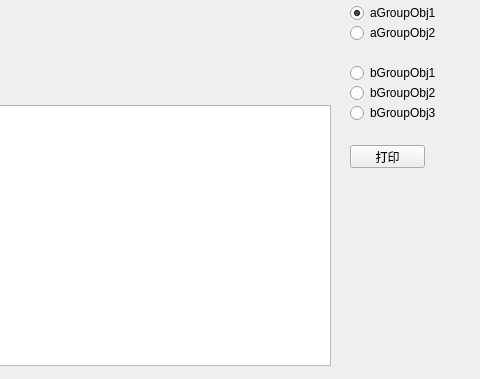
Above: QtGuiApplicationTest/QtGuiApplicationTest/MainTabPageFirst.ui from xautshuanglong/QtLearningRepository before the change; both pictures show x 320 to 800 and y 125 to 504 of the 800 by 504 pixel window. Below: the same form after it.
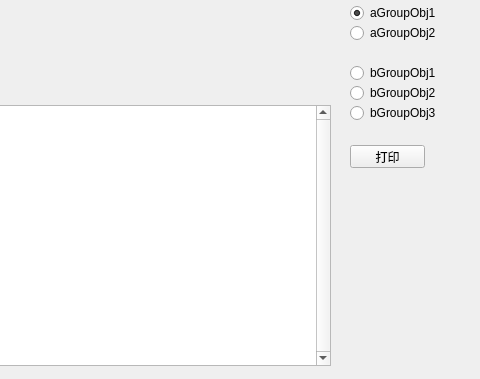
That is the form after the change. Icons and pictures are not drawn.

What changed in the file:
```diff
--- a/QtGuiApplicationTest/QtGuiApplicationTest/MainTabPageFirst.ui
+++ b/QtGuiApplicationTest/QtGuiApplicationTest/MainTabPageFirst.ui
@@ -187,7 +187,7 @@
     <enum>Qt::NoFocus</enum>
    </property>
    <property name="verticalScrollBarPolicy">
-    <enum>Qt::ScrollBarAlwaysOff</enum>
+    <enum>Qt::ScrollBarAlwaysOn</enum>
    </property>
    <property name="horizontalScrollBarPolicy">
     <enum>Qt::ScrollBarAlwaysOff</enum>
```
Left out of the diff: 6 changed lines with no effect on the pictures.
